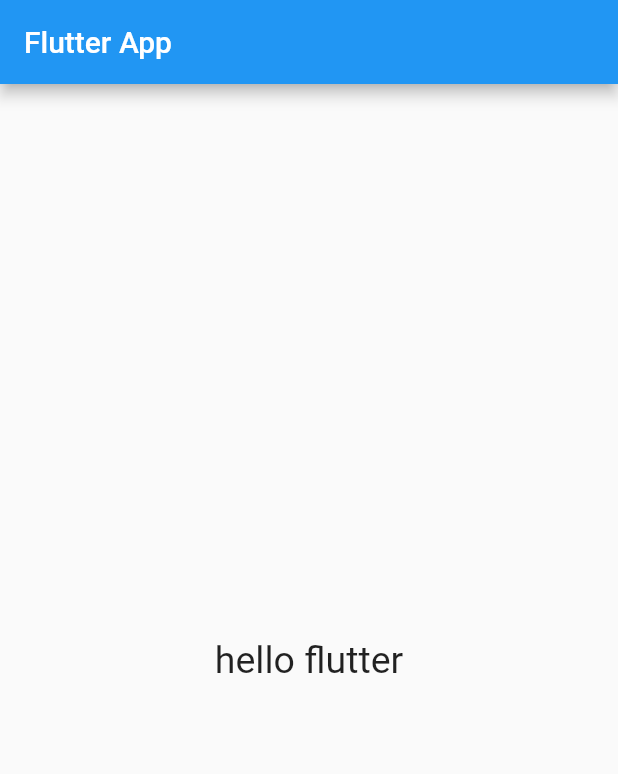
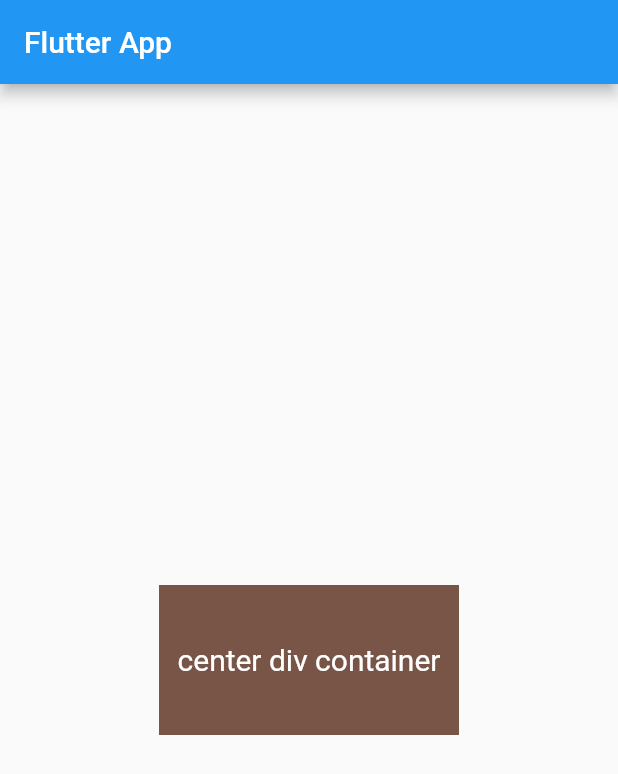
Before and after one commit to mistersakil/flutter-practice, a Flutter app: the screen it shows after launch, on a phone screen of 412 x 824 dp. Shown: the top 774 px of the screen. Run offline on Flutter 3.47's test engine with Material 2 defaults, Android fonts, the phone set to English and light mode, and no system bars.

Commit message:
container widgets

```diff
--- a/lib/main.dart
+++ b/lib/main.dart
@@ -55,9 +55,9 @@ class _MyHomePageState extends State<MyHomePage> {
       appBar: AppBar(
         title: const Text('Flutter App'),
       ),
-      body: const Center(
-        child: Text('hello flutter', style: TextStyle(fontSize: 25)),
-      ),
+      body: Center(
+        child: Container(width: 200, height: 100, color: Colors.brown, child: const Center(child: Text('center div container', style: TextStyle(color: Colors.white, fontSize: 20),)))
+      )
     );
   }
 }
```
